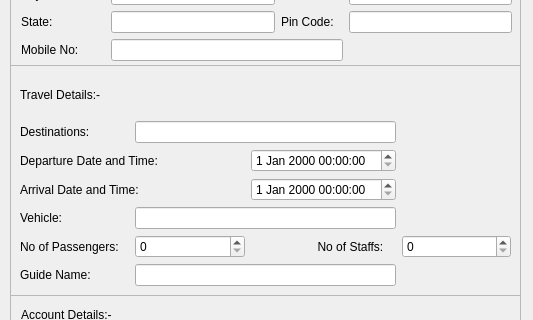
First picture: the form in src/newquotationdialogue.ui, repository jayadevenair/accounting-made-easy, before the edit; both pictures show x 0 to 533 and y 175 to 495 of the 533 by 679 pixel window.
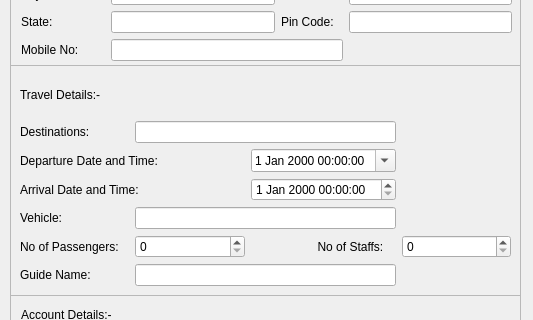
Second picture: the form after the edit.

The edit to the form file:
```diff
--- a/src/newquotationdialogue.ui
+++ b/src/newquotationdialogue.ui
@@ -195,7 +195,11 @@
       </widget>
      </item>
      <item row="2" column="2">
-      <widget class="QDateTimeEdit" name="dateTimeEditDeparture"/>
+      <widget class="QDateTimeEdit" name="dateTimeEditDeparture">
+       <property name="calendarPopup">
+        <bool>true</bool>
+       </property>
+      </widget>
      </item>
      <item row="2" column="0" colspan="2">
       <widget class="QLabel" name="labelDepartureDateTime">
```
Left out of the diff: 178 changed lines with no effect on the pictures.
